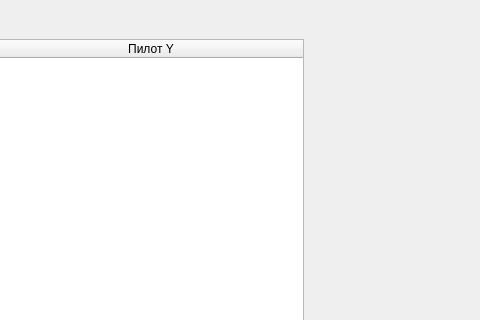
Above: TableViewRace.ui from vitoffer/Predprof23 before the change; both pictures show x 620 to 1100 and y 0 to 320 of the 1100 by 800 pixel window. Below: the same form after it.
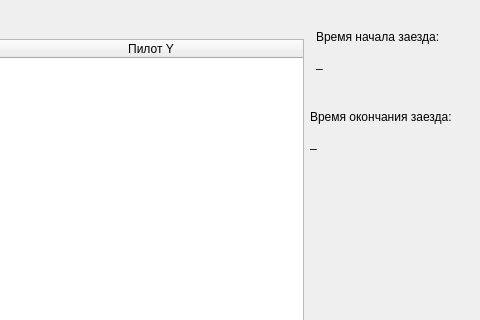
That is the form after the change.

Commit message: added start and end race time

Patch:
```diff
--- a/TableViewRace.ui
+++ b/TableViewRace.ui
@@ -105,6 +105,32 @@
      <string>&lt;html&gt;&lt;head/&gt;&lt;body&gt;&lt;p align=&quot;center&quot;&gt;Тип заезда: _&lt;/p&gt;&lt;/body&gt;&lt;/html&gt;</string>
     </property>
    </widget>
+   <widget class="QLabel" name="start_time_label">
+    <property name="geometry">
+     <rect>
+      <x>936</x>
+      <y>30</y>
+      <width>161</width>
+      <height>41</height>
+     </rect>
+    </property>
+    <property name="text">
+     <string>&lt;html&gt;&lt;head/&gt;&lt;body&gt;&lt;p&gt;Время начала заезда:&lt;/p&gt;&lt;p&gt;_&lt;/p&gt;&lt;/body&gt;&lt;/html&gt;</string>
+    </property>
+   </widget>
+   <widget class="QLabel" name="end_time_label">
+    <property name="geometry">
+     <rect>
+      <x>930</x>
+      <y>110</y>
+      <width>161</width>
+      <height>41</height>
+     </rect>
+    </property>
+    <property name="text">
+     <string>&lt;html&gt;&lt;head/&gt;&lt;body&gt;&lt;p&gt;Время окончания заезда:&lt;/p&gt;&lt;p&gt;_&lt;/p&gt;&lt;/body&gt;&lt;/html&gt;</string>
+    </property>
+   </widget>
   </widget>
   <widget class="QMenuBar" name="menubar">
    <property name="geometry">
```
The commit also changes 2 other files.
